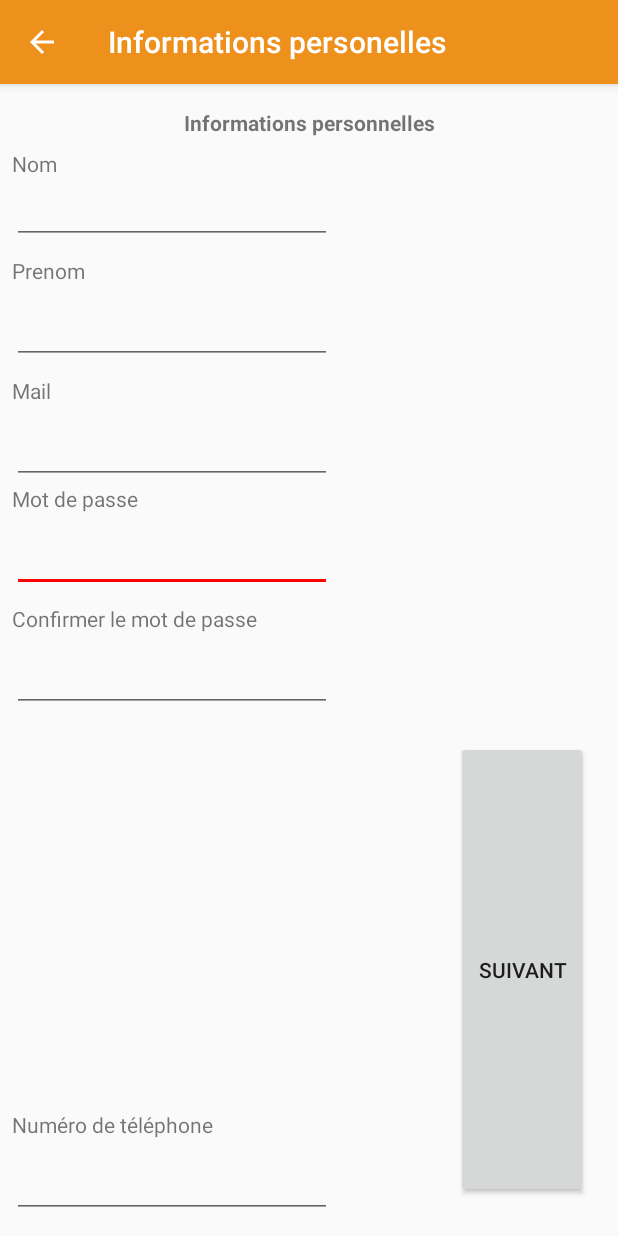
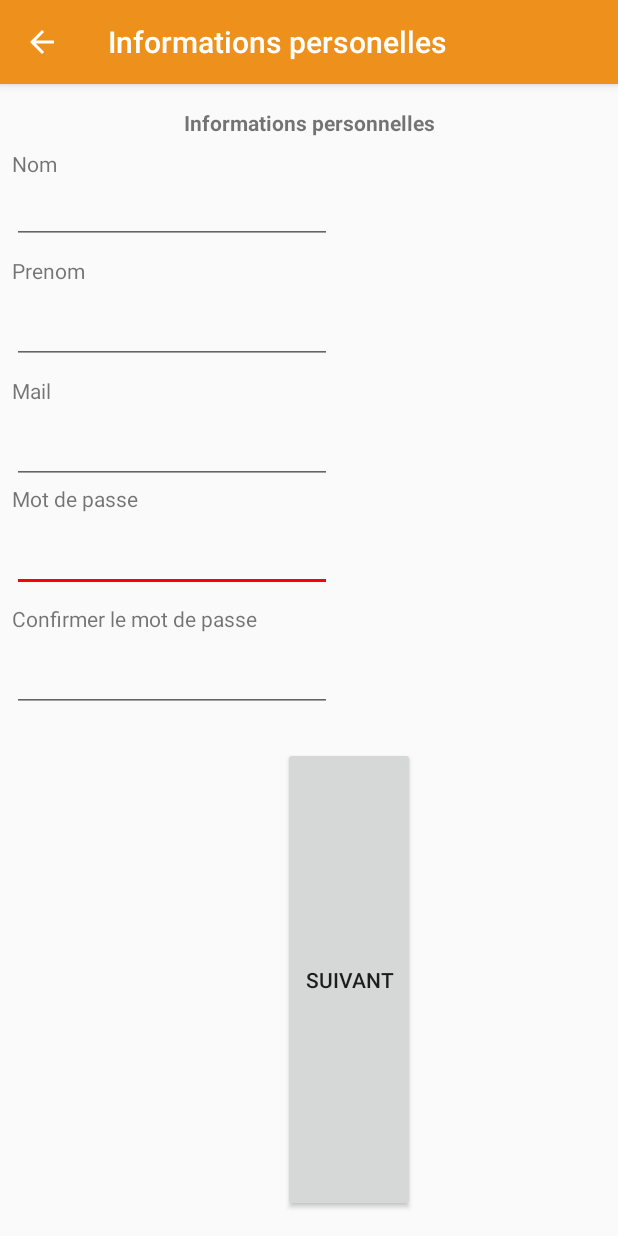
Before and after one commit to FrancoisRmn/SmartCity, an Android app: the screen it shows after launch (InfoPersos), after a tap on an icon or button, on a phone screen of 412 x 824 dp. Run offline under Robolectric (Android 15) with nearby library versions, the phone set to English and light mode, and no system bars.

Commit message:
Bouton déconnexion + sup téléphone lors de l'inscription + réaction au clique sur le bouton favoris

```diff
--- a/app/src/main/java/com/henallux/smartcity/Utils/Utils.java
+++ b/app/src/main/java/com/henallux/smartcity/Utils/Utils.java
@@ -6,4 +6,6 @@ public class Utils {
     public static boolean isEmpty(EditText editText)
     {
         return editText.getText().toString().trim().length() == 0;
-    }}
+    }
+
+}
--- a/app/src/main/java/com/henallux/smartcity/model/User.java
+++ b/app/src/main/java/com/henallux/smartcity/model/User.java
@@ -6,13 +6,11 @@ public class User implements Serializable {
     private String userName;
     private String password;
     private String email;
-    private Integer numeroTelephone;
 
-    public User(String userName, String password, String email, Integer numeroTelephone) {
+    public User(String userName, String password, String email) {
         this.userName = userName;
         this.password = password;
         this.email = email;
-        this.numeroTelephone =  numeroTelephone;
     }
 
     @Override
--- a/app/src/main/res/layout-land/activity_info_perso.xml
+++ b/app/src/main/res/layout-land/activity_info_perso.xml
@@ -22,7 +22,7 @@
             android:layout_marginTop="8dp"
             android:layout_marginEnd="8dp"
             android:layout_marginRight="8dp"
-            android:layout_marginBottom="398dp"
+            android:layout_marginBottom="293dp"
             android:text="@string/personalInformations"
             android:textStyle="bold"
             app:layout_constraintBottom_toTopOf="@+id/ValidationInscriptionButton"
@@ -94,17 +94,6 @@
             app:layout_constraintStart_toStartOf="@+id/MailInput"
             app:layout_constraintTop_toBottomOf="@+id/MailInput" />
 
-        <TextView
-            android:id="@+id/TelTextView"
-            android:layout_width="wrap_content"
-            android:layout_height="wrap_content"
-            android:layout_marginStart="47dp"
-            android:layout_marginLeft="47dp"
-            android:layout_marginTop="46dp"
-            android:text="@string/number"
-            app:layout_constraintStart_toStartOf="parent"
-            app:layout_constraintTop_toBottomOf="@+id/ConfirmPasswordInput" />
-
         <EditText
             android:id="@+id/ConfirmPasswordInput"
             android:layout_width="wrap_content"
@@ -114,19 +103,6 @@
             android:selectAllOnFocus="false"
             app:layout_constraintBaseline_toBaselineOf="@+id/ConfirmPasswordTextView"
             app:layout_constraintStart_toStartOf="@+id/PasswordInput" />
-
-        <EditText
-            android:id="@+id/PhoneInput"
-            android:layout_width="wrap_content"
-            android:layout_height="wrap_content"
-            android:layout_marginStart="8dp"
-            android:layout_marginLeft="8dp"
-            android:ems="10"
-            android:inputType="phone"
-            android:selectAllOnFocus="false"
-            app:layout_constraintBottom_toTopOf="@+id/TelTextView"
-            app:layout_constraintStart_toEndOf="@+id/TelTextView"
-            app:layout_constraintTop_toTopOf="@+id/TelTextView" />
 
         <EditText
             android:id="@+id/MailInput"
@@ -164,16 +140,11 @@
         <Button
             android:id="@+id/ValidationInscriptionButton"
             android:layout_width="121dp"
-            android:layout_height="47dp"
-            android:layout_marginStart="8dp"
-            android:layout_marginLeft="8dp"
-            android:layout_marginTop="64dp"
-            android:layout_marginEnd="8dp"
-            android:layout_marginRight="8dp"
+            android:layout_height="0dp"
             android:text="@string/nextTitle"
+            app:layout_constraintBottom_toBottomOf="parent"
             app:layout_constraintEnd_toEndOf="parent"
-            app:layout_constraintHorizontal_bias="0.501"
             app:layout_constraintStart_toStartOf="parent"
-            app:layout_constraintTop_toBottomOf="@+id/PhoneInput" />
+            app:layout_constraintTop_toBottomOf="@+id/InfosTextView" />
     </android.support.constraint.ConstraintLayout>
     </ScrollView>
--- a/app/src/main/res/layout/activity_info_perso.xml
+++ b/app/src/main/res/layout/activity_info_perso.xml
@@ -70,17 +70,6 @@
         app:layout_constraintStart_toStartOf="parent"
         app:layout_constraintTop_toBottomOf="@+id/PasswordInput" />
 
-    <TextView
-        android:id="@+id/TelTextView"
-        android:layout_width="wrap_content"
-        android:layout_height="wrap_content"
-        android:layout_marginStart="8dp"
-        android:layout_marginLeft="8dp"
-        android:layout_marginBottom="7dp"
-        android:text="@string/number"
-        app:layout_constraintBottom_toTopOf="@+id/PhoneInput"
-        app:layout_constraintStart_toStartOf="parent" />
-
     <EditText
         android:id="@+id/PasswordInput"
         android:layout_width="wrap_content"
@@ -108,19 +97,6 @@
         app:layout_constraintTop_toBottomOf="@+id/ConfirmPasswordTextView" />
 
     <EditText
-        android:id="@+id/PhoneInput"
-        android:layout_width="wrap_content"
-        android:layout_height="wrap_content"
-        android:layout_marginStart="8dp"
-        android:layout_marginLeft="8dp"
-        android:layout_marginBottom="12dp"
-        android:ems="10"
-        android:inputType="phone"
-        android:selectAllOnFocus="false"
-        app:layout_constraintBottom_toBottomOf="parent"
-        app:layout_constraintStart_toStartOf="parent" />
-
-    <EditText
         android:id="@+id/MailInput"
         android:layout_width="wrap_content"
         android:layout_height="wrap_content"
@@ -137,12 +113,14 @@
         android:id="@+id/NameInput"
         android:layout_width="wrap_content"
         android:layout_height="wrap_content"
-        android:layout_marginTop="18dp"
+        android:layout_marginTop="61dp"
+        android:layout_marginBottom="335dp"
         android:ems="10"
         android:inputType="textPersonName"
         android:selectAllOnFocus="false"
+        app:layout_constraintBottom_toTopOf="@+id/ValidationInscriptionButton"
         app:layout_constraintStart_toStartOf="@+id/NameTextView"
-        app:layout_constraintTop_toTopOf="@+id/NameTextView" />
+        app:layout_constraintTop_toTopOf="parent" />
 
     <EditText
         android:id="@+id/FirstNameInput"
@@ -161,13 +139,12 @@
         android:id="@+id/ValidationInscriptionButton"
         android:layout_width="wrap_content"
         android:layout_height="0dp"
-        android:layout_marginTop="19dp"
-        android:layout_marginEnd="20dp"
-        android:layout_marginRight="20dp"
-        android:layout_marginBottom="25dp"
+        android:layout_marginEnd="135dp"
+        android:layout_marginRight="135dp"
+        android:layout_marginBottom="16dp"
         android:text="@string/nextTitle"
         app:layout_constraintBottom_toBottomOf="parent"
         app:layout_constraintEnd_toEndOf="parent"
-        app:layout_constraintTop_toBottomOf="@+id/ConfirmPasswordInput" />
+        app:layout_constraintTop_toBottomOf="@+id/NameInput" />
 
 </android.support.constraint.ConstraintLayout>
--- a/app/src/main/res/layout/activity_main.xml
+++ b/app/src/main/res/layout/activity_main.xml
@@ -103,7 +103,7 @@
         android:layout_width="wrap_content"
         android:layout_height="wrap_content"
         android:layout_marginTop="22dp"
-        android:text="Ne pas se connecter"
+        android:text="@string/without_connection"
         app:layout_constraintEnd_toEndOf="parent"
         app:layout_constraintStart_toStartOf="parent"
         app:layout_constraintTop_toBottomOf="@+id/ConnectionButton" />
--- a/app/src/main/res/layout/fragment_settings.xml
+++ b/app/src/main/res/layout/fragment_settings.xml
@@ -72,7 +72,7 @@
         android:text="@string/shoppingCheckBox" />
 
     <Button
-        android:id="@+id/button"
+        android:id="@+id/deconnectionbutton"
         android:layout_width="wrap_content"
         android:layout_height="wrap_content"
         android:layout_alignParentStart="true"
--- a/app/src/main/res/values/strings.xml
+++ b/app/src/main/res/values/strings.xml
@@ -44,4 +44,5 @@
     <string name="sendMailButton">Envoyer un email</string>
     <string name="nextTitle">Suivant</string>
     <string name="deconnexion">Déconnexion</string>
+    <string name="without_connection">Sans se connecter</string>
 </resources>
```
Also changed, not shown: app/src/main/java/com/henallux/smartcity/ApplicationObject/Application.java (+9 -0 lines), app/src/main/java/com/henallux/smartcity/view/ElementDetailFragmentBar.java (+12 -0 lines), app/src/main/java/com/henallux/smartcity/view/ElementDetailFragmentMarket.java (+12 -0 lines), app/src/main/java/com/henallux/smartcity/view/ElementDetailFragmentRestaurant.java (+13 -0 lines), app/src/main/java/com/henallux/smartcity/view/InfoPersos.java (+2 -22 lines), app/src/main/java/com/henallux/smartcity/view/SettingsFragment.java (+23 -1 lines), app/src/main/res/layout-land/activity_main.xml (+40 -29 lines).
